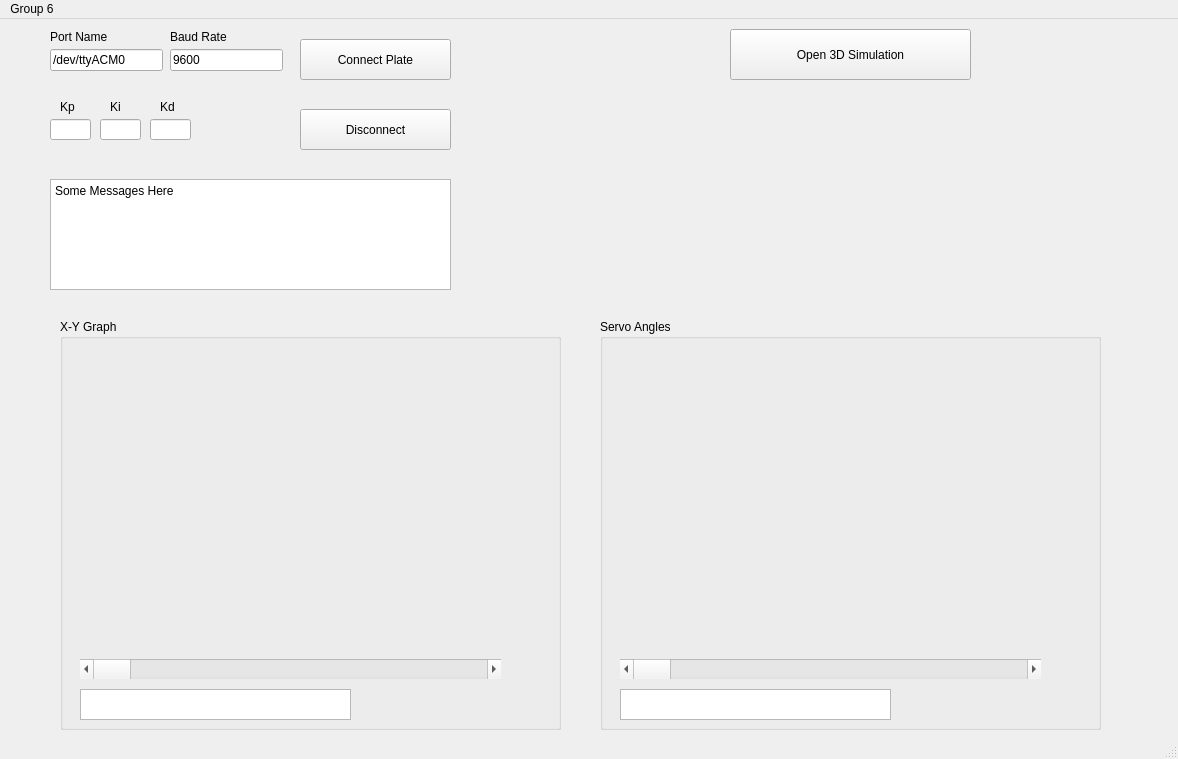
First picture: the form in Client/Client/mainwindow.ui, repository emrebayrm/CSE395_Proje1_Group6, before the edit.
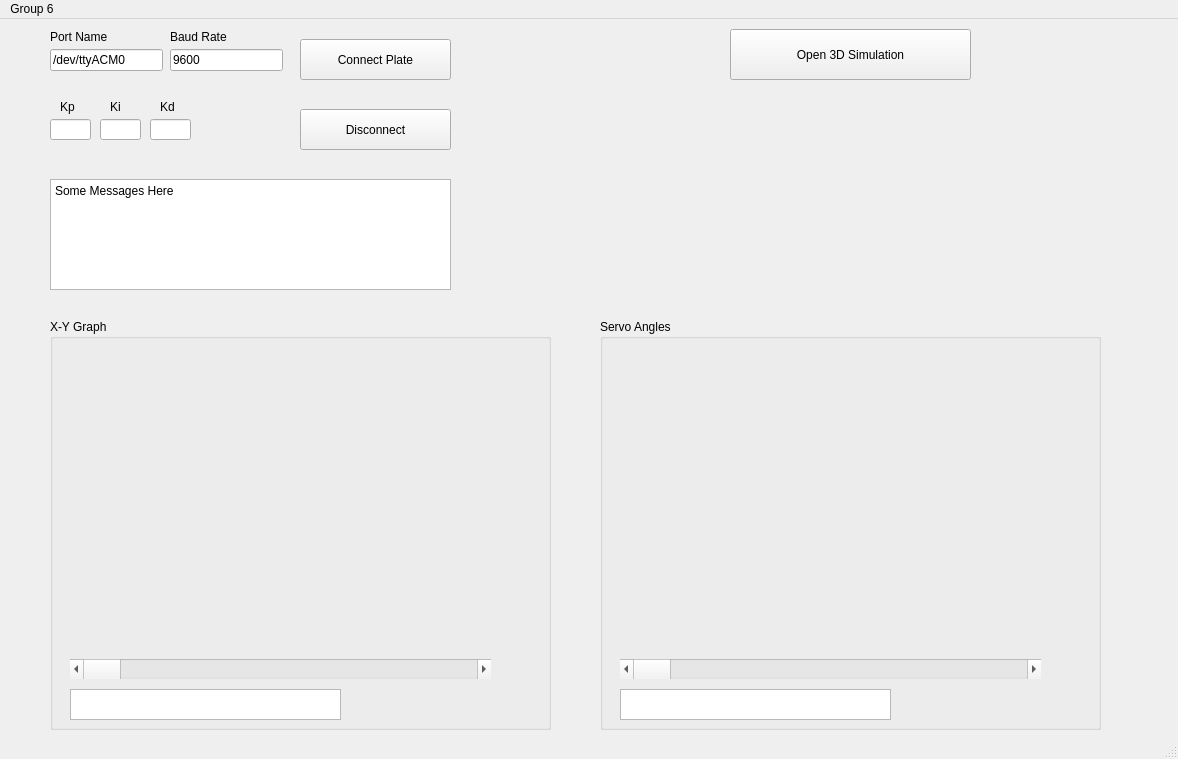
Second picture: the form after the edit. Custom widgets are drawn as their Qt base class.

Diff of the .ui file:
```diff
--- a/Client/Client/mainwindow.ui
+++ b/Client/Client/mainwindow.ui
@@ -69,7 +69,7 @@
    <widget class="QGroupBox" name="groupXYCoords">
     <property name="geometry">
      <rect>
-      <x>60</x>
+      <x>50</x>
       <y>300</y>
       <width>501</width>
       <height>411</height>
@@ -300,7 +300,7 @@
      <rect>
       <x>620</x>
       <y>70</y>
-      <width>200</width>
+      <width>400</width>
       <height>200</height>
      </rect>
     </property>
```
